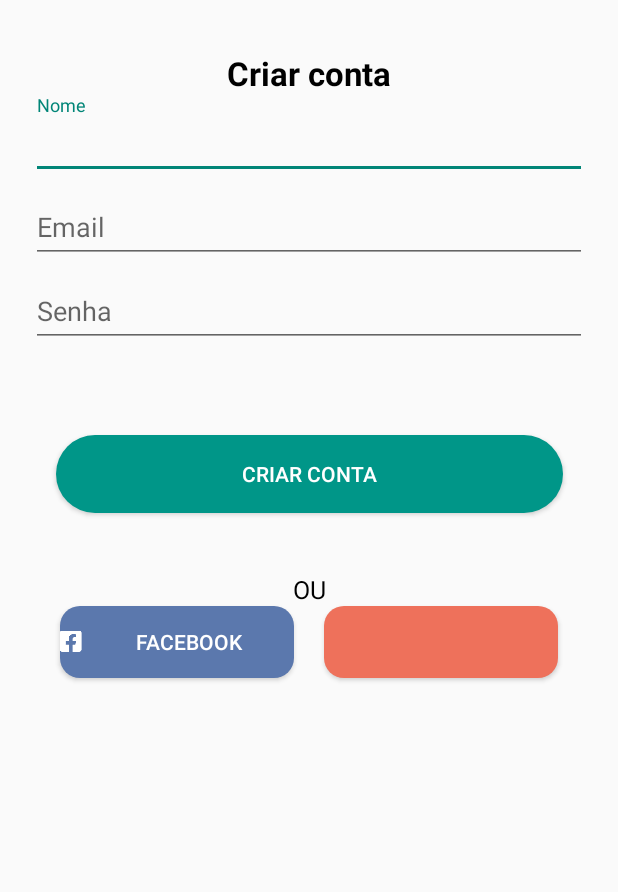
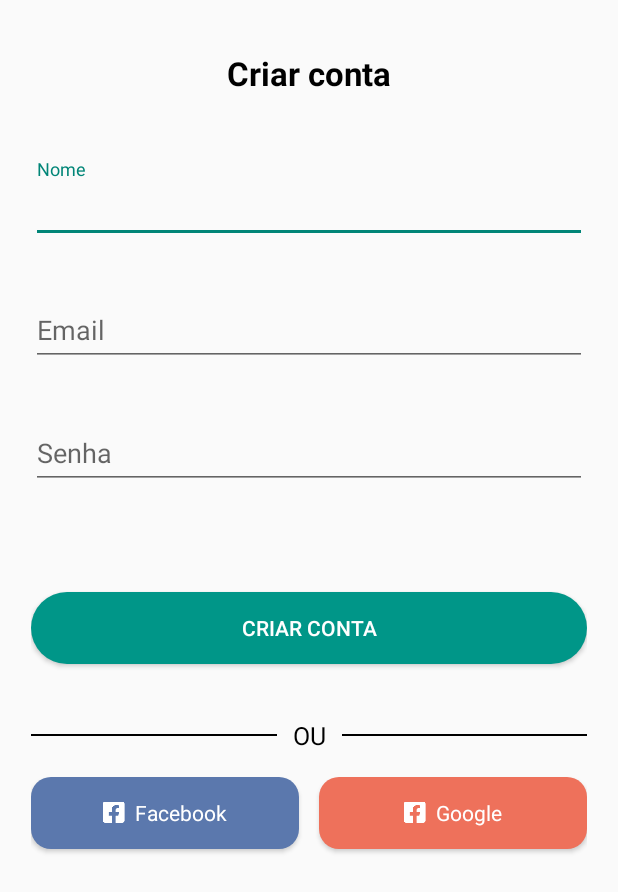
Before and after one commit to danielvilha/fulora-android, an Android app: the SignInActivity screen opened directly, with no data from a screen before it, on a phone screen of 412 x 824 dp. Shown: the top 892 px of the screen. Run offline under Robolectric (Android 15) with nearby library versions, the phone set to English and light mode, and no system bars; our stand-ins replace data binding, sdp/ssp sizes; 1 statement that could not run was skipped.

Commit message:
Mudando layout dos botões das redes sociais

```diff
--- a/app/src/main/java/com/fulora/app/sign_in/SignInActivity.kt
+++ b/app/src/main/java/com/fulora/app/sign_in/SignInActivity.kt
@@ -13,6 +13,8 @@ class SignInActivity : AppCompatActivity() {
     override fun onCreate(savedInstanceState: Bundle?) {
         super.onCreate(savedInstanceState)
         binding = DataBindingUtil.setContentView(this, R.layout.activity_sign_in)
+
+        Spannable
     }
 
     companion object {
--- a/app/src/main/res/layout/activity_sign_in.xml
+++ b/app/src/main/res/layout/activity_sign_in.xml
@@ -25,6 +25,7 @@
         <com.google.android.material.textfield.TextInputLayout
             android:id="@+id/input_name"
             android:layout_width="match_parent"
+            android:layout_marginTop="@dimen/_33sdp"
             android:layout_height="wrap_content"
             app:boxBackgroundColor="@color/design_default_color_background"
             app:layout_constraintEnd_toEndOf="parent"
@@ -39,11 +40,11 @@
                 android:inputType="textPersonName" />
         </com.google.android.material.textfield.TextInputLayout>
 
-
         <com.google.android.material.textfield.TextInputLayout
             android:id="@+id/input_email"
             android:layout_width="match_parent"
             android:layout_height="wrap_content"
+            android:layout_marginTop="@dimen/_20sdp"
             app:boxBackgroundColor="@color/design_default_color_background"
             app:layout_constraintEnd_toEndOf="parent"
             app:layout_constraintStart_toStartOf="@id/input_name"
@@ -57,11 +58,11 @@
                 android:inputType="textWebEmailAddress" />
         </com.google.android.material.textfield.TextInputLayout>
 
-
         <com.google.android.material.textfield.TextInputLayout
             android:id="@+id/input_senha"
             android:layout_width="match_parent"
             android:layout_height="wrap_content"
+            android:layout_marginTop="@dimen/_20sdp"
             app:boxBackgroundColor="@color/design_default_color_background"
             app:layout_constraintEnd_toEndOf="parent"
             app:layout_constraintStart_toStartOf="@id/input_email"
@@ -77,9 +78,9 @@
 
         <androidx.appcompat.widget.AppCompatButton
             android:id="@+id/button_create_account"
-            android:layout_width="@dimen/_260sdp"
-            android:layout_height="@dimen/_40sdp"
-            android:layout_marginTop="@dimen/_45sdp"
+            android:layout_width="0dp"
+            android:layout_height="wrap_content"
+            android:layout_marginTop="@dimen/_53sdp"
             android:background="@drawable/ic_button_create_account"
             android:text="@string/criar_conta"
             android:textAlignment="center"
@@ -88,42 +89,101 @@
             app:layout_constraintStart_toStartOf="parent"
             app:layout_constraintTop_toBottomOf="@id/input_senha" />
 
+        <View
+            android:id="@+id/view"
+            android:layout_width="0dp"
+            android:layout_height="1dp"
+            android:background="@color/black"
+            app:layout_constraintBottom_toBottomOf="@+id/text_more_options"
+            app:layout_constraintEnd_toStartOf="@+id/text_more_options"
+            app:layout_constraintHorizontal_bias="0.5"
+            app:layout_constraintStart_toStartOf="parent"
+            app:layout_constraintTop_toTopOf="@+id/text_more_options" />
+
+        <View
+            android:id="@+id/view2"
+            android:layout_width="0dp"
+            android:layout_height="1dp"
+            android:background="@color/black"
+            app:layout_constraintBottom_toBottomOf="@+id/text_more_options"
+            app:layout_constraintEnd_toEndOf="parent"
+            app:layout_constraintHorizontal_bias="0.5"
+            app:layout_constraintStart_toEndOf="@+id/text_more_options"
+            app:layout_constraintTop_toTopOf="@+id/text_more_options" />
+
         <androidx.appcompat.widget.AppCompatTextView
             android:id="@+id/text_more_options"
-            android:layout_width="match_parent"
+            android:layout_width="wrap_content"
             android:layout_height="wrap_content"
-            android:layout_marginTop="@dimen/_30sdp"
+            android:layout_marginStart="@dimen/_8sdp"
+            android:layout_marginTop="36dp"
+            android:layout_marginEnd="@dimen/_8sdp"
             android:text="@string/ou"
             android:textAlignment="center"
             android:textColor="@color/black"
             android:textSize="@dimen/_13sdp"
-            app:layout_constraintEnd_toEndOf="parent"
-            app:layout_constraintStart_toStartOf="parent"
+            app:layout_constraintEnd_toStartOf="@+id/view2"
+            app:layout_constraintHorizontal_bias="0.5"
+            app:layout_constraintStart_toEndOf="@+id/view"
             app:layout_constraintTop_toBottomOf="@id/button_create_account" />
 
+        <LinearLayout
+            android:id="@+id/button_create_account_facebook"
+            style="@style/Widget.AppCompat.Button"
+            android:layout_width="0dp"
+            android:layout_height="wrap_content"
+            android:layout_marginTop="@dimen/_13sdp"
+            android:layout_marginEnd="@dimen/_5sdp"
+            android:background="@drawable/ic_button_facebook"
+            android:foregroundGravity="center"
+            android:gravity="center"
+            android:orientation="horizontal"
+            app:layout_constraintEnd_toStartOf="@+id/button_create_account_google"
+            app:layout_constraintStart_toStartOf="@+id/input_name"
+            app:layout_constraintTop_toBottomOf="@+id/text_more_options">
 
-        <androidx.appcompat.widget.AppCompatButton
-            android:id="@+id/button_create_account_facebook"
-            android:layout_width="@dimen/_120sdp"
+            <ImageView
+                android:layout_width="wrap_content"
+                android:layout_height="wrap_content"
+                android:layout_marginEnd="@dimen/_5sdp"
+                app:srcCompat="@drawable/ic_facebook" />
+
+            <androidx.appcompat.widget.AppCompatTextView
+                android:layout_width="wrap_content"
+                android:layout_height="wrap_content"
+                android:text="@string/facebook"
+                android:textColor="@color/white" />
+
+        </LinearLayout>
+
+        <LinearLayout
+            android:id="@+id/button_create_account_google"
+            style="@style/Widget.AppCompat.Button"
+            android:layout_width="0dp"
             android:layout_height="wrap_content"
-            android:text="@string/facebook"
-            android:textColor="@color/white"
-            android:drawableStart="@drawable/ic_facebook"
-            android:background="@drawable/ic_button_facebook"
-            app:layout_constraintEnd_toStartOf="@+id/button_create_account_google"
-            app:layout_constraintHorizontal_bias="0.5"
-            app:layout_constraintStart_toStartOf="parent"
-            app:layout_constraintTop_toBottomOf="@+id/text_more_options" />
-
-        <androidx.appcompat.widget.AppCompatButton
-            android:id="@+id/button_create_account_google"
-            android:layout_width="@dimen/_120sdp"
-            android:layout_height="wrap_content"
+            android:layout_marginStart="@dimen/_5sdp"
             android:background="@drawable/ic_button_google"
-            app:layout_constraintEnd_toEndOf="parent"
+            android:foregroundGravity="center"
+            android:gravity="center"
+            android:orientation="horizontal"
+            app:layout_constraintEnd_toEndOf="@+id/input_name"
             app:layout_constraintHorizontal_bias="0.5"
             app:layout_constraintStart_toEndOf="@+id/button_create_account_facebook"
-            app:layout_constraintTop_toTopOf="@+id/button_create_account_facebook" />
+            app:layout_constraintTop_toTopOf="@+id/button_create_account_facebook">
+
+            <ImageView
+                android:layout_width="wrap_content"
+                android:layout_height="wrap_content"
+                android:layout_marginEnd="@dimen/_5sdp"
+                app:srcCompat="@drawable/ic_facebook" />
+
+            <androidx.appcompat.widget.AppCompatTextView
+                android:layout_width="wrap_content"
+                android:layout_height="wrap_content"
+                android:text="Google"
+                android:textColor="@color/white" />
+
+        </LinearLayout>
 
     </androidx.constraintlayout.widget.ConstraintLayout>
 
```
